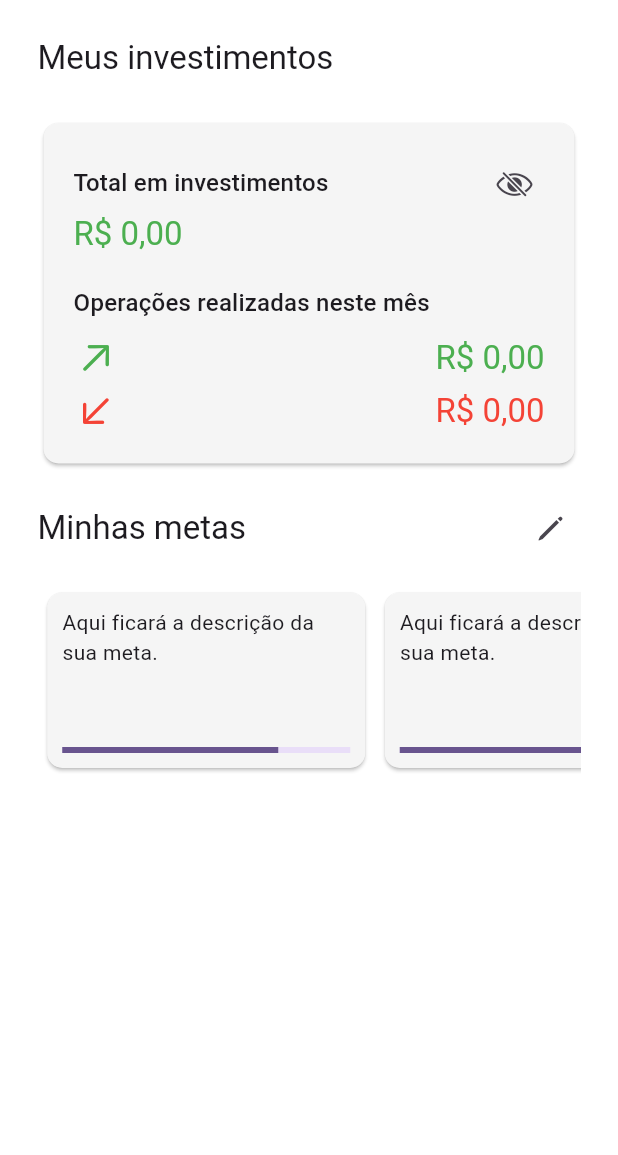
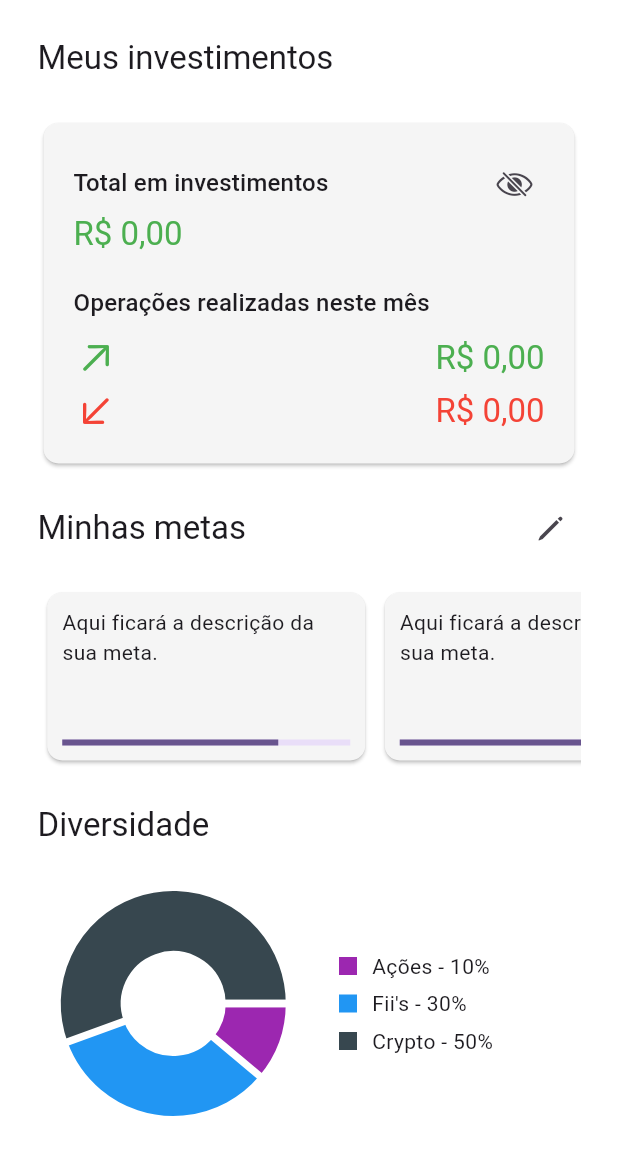
Before and after one commit to eduardoazvd17/investhelper, a Flutter app: the InvestmentsPage screen opened by its route, on a phone screen of 412 x 824 dp. Shown: the top 1155 px of the screen. Run offline on Flutter 3.47's test engine with Material 3 defaults, Android fonts, the phone set to English and light mode, and no system bars; drawn by our look-alikes of fl_chart; our stand-ins replace lottie; generated files the repository leaves out were written again.

Commit message:
Creating chart to diversity

```diff
--- a/lib/src/features/investments/views/investments_page.dart
+++ b/lib/src/features/investments/views/investments_page.dart
@@ -1,5 +1,6 @@
 import 'package:flutter/cupertino.dart';
 import 'package:flutter/material.dart';
+import 'package:investmentmanager/src/features/investments/widgets/diversity_chart_widget.dart';
 import 'package:investmentmanager/src/features/investments/widgets/goal_card_tile.dart';
 import 'package:investmentmanager/src/l10n/l10n.dart';
 
@@ -36,7 +37,7 @@ class InvestmentsPage extends StatelessWidget {
                   ],
                 ),
                 SizedBox(
-                  height: 125,
+                  height: 120,
                   child: ListView(
                     scrollDirection: Axis.horizontal,
                     children: List.generate(
@@ -45,6 +46,11 @@ class InvestmentsPage extends StatelessWidget {
                     ),
                   ),
                 ),
+                _titleWidget(
+                  context,
+                  AppLocalizations.of(context)!.diversity,
+                ),
+                const DiversityChartWidget(),
               ],
             ),
           ),
--- /dev/null
+++ b/lib/src/features/investments/widgets/diversity_chart_widget.dart
@@ -0,0 +1,80 @@
+import 'package:fl_chart/fl_chart.dart';
+import 'package:flutter/material.dart';
+
+class DiversityChartWidget extends StatelessWidget {
+  const DiversityChartWidget({super.key});
+
+  List<PieChartSectionData> get sections => [
+        PieChartSectionData(
+          color: Colors.purple,
+          value: 10,
+          title: 'Ações',
+          showTitle: false,
+        ),
+        PieChartSectionData(
+          color: Colors.blue,
+          value: 30,
+          title: 'Fii\'s',
+          showTitle: false,
+        ),
+        PieChartSectionData(
+          color: Colors.blueGrey[800],
+          value: 50,
+          title: 'Crypto',
+          showTitle: false,
+        ),
+      ];
+
+  @override
+  Widget build(BuildContext context) {
+    return SizedBox(
+      height: 160,
+      child: Row(
+        mainAxisAlignment: MainAxisAlignment.spaceBetween,
+        children: [
+          Expanded(
+            child: PieChart(
+              PieChartData(
+                centerSpaceRadius: 35,
+                sectionsSpace: 5,
+                sections: sections,
+              ),
+            ),
+          ),
+          Expanded(
+            child: Padding(
+              padding: const EdgeInsets.only(left: 20),
+              child: Column(
+                mainAxisAlignment: MainAxisAlignment.center,
+                crossAxisAlignment: CrossAxisAlignment.start,
+                children: [
+                  ...sections.map((section) {
+                    return Padding(
+                      padding: const EdgeInsets.symmetric(vertical: 2.5),
+                      child: Row(
+                        crossAxisAlignment: CrossAxisAlignment.center,
+                        children: [
+                          Container(
+                            width: 12,
+                            height: 12,
+                            color: section.color,
+                          ),
+                          const SizedBox(width: 10),
+                          Expanded(
+                            child: Text(
+                              '${section.title} - ${section.value.toInt()}%',
+                            ),
+                          ),
+                        ],
+                      ),
+                    );
+                  }),
+                ],
+              ),
+            ),
+          ),
+        ],
+      ),
+    );
+  }
+}
--- a/lib/src/l10n/app_pt.arb
+++ b/lib/src/l10n/app_pt.arb
@@ -33,5 +33,6 @@
   "monthsOperations": "Operações realizadas neste mês",
   "buyOperations": "Operações de compra",
   "sellOperations": "Operações de venda",
-  "myGoals": "Minhas metas"
+  "myGoals": "Minhas metas",
+  "diversity": "Diversidade"
 }
--- a/pubspec.yaml
+++ b/pubspec.yaml
@@ -39,6 +39,7 @@ dependencies:
     sdk: flutter
   intl: any
   lottie: ^3.1.0
+  fl_chart: ^0.66.2
 
 dev_dependencies:
   flutter_test:
```
Also changed, not shown: pubspec.lock.
